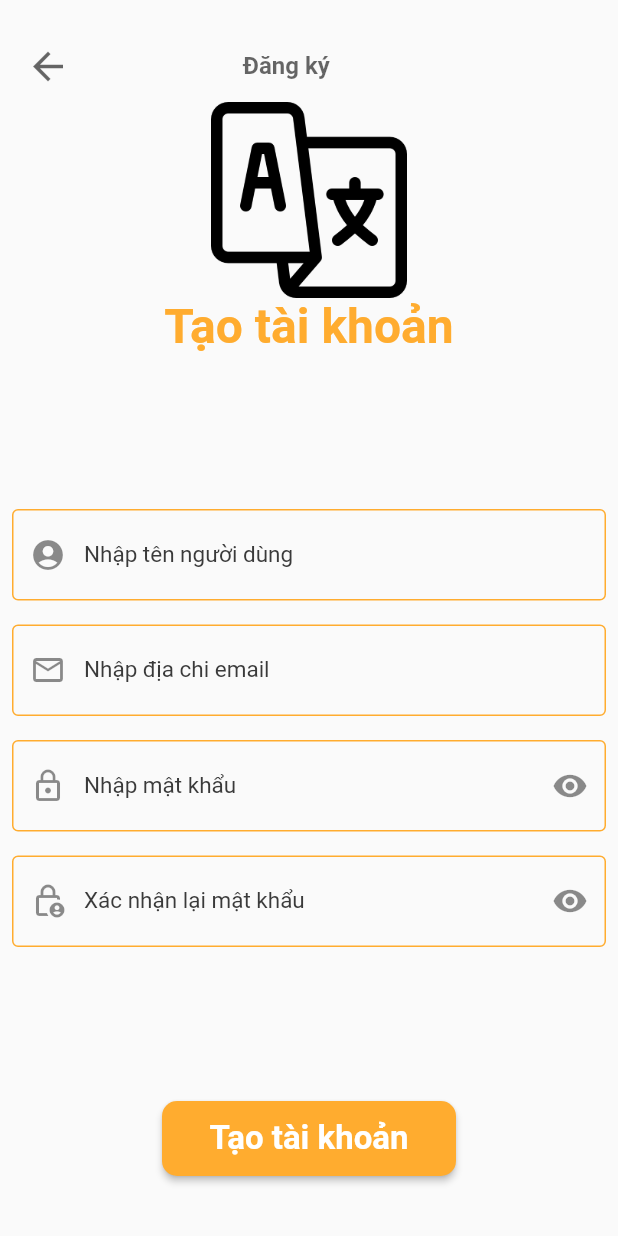
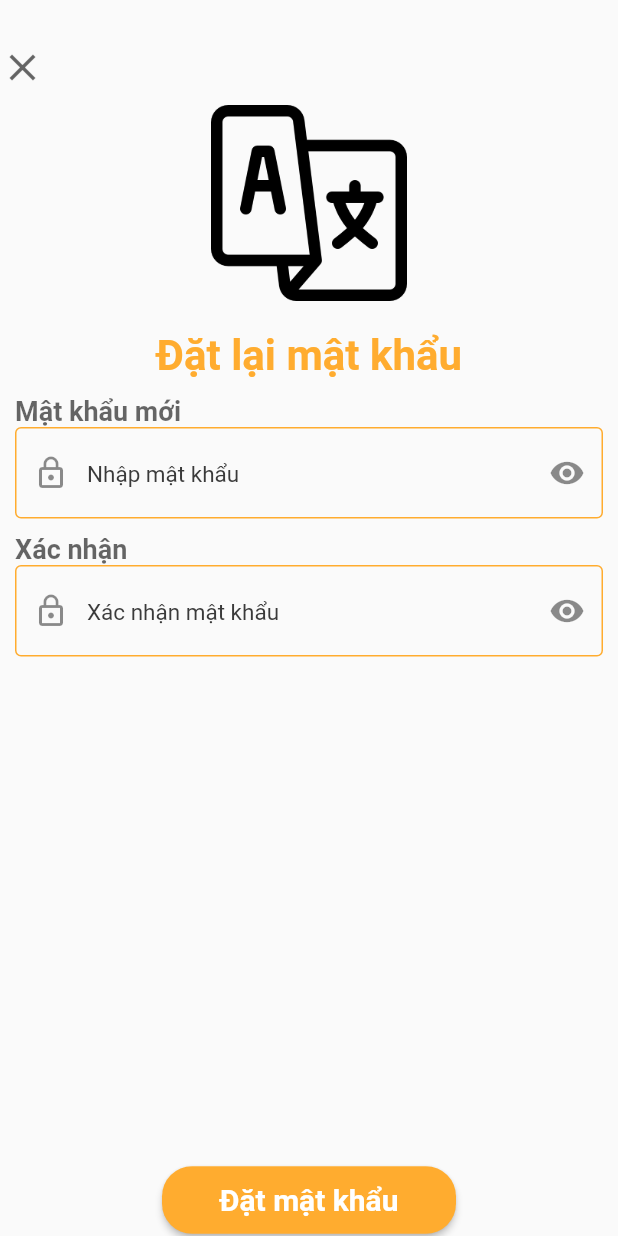
Before and after one commit to NhutHoa13/DEV_KHA, a Flutter app: the screen it shows after launch, on a phone screen of 412 x 824 dp. Run offline on Flutter 3.47's test engine with Material 2 defaults, Android fonts, the phone set to English and light mode, and no system bars.

Commit message:
Thêm màn hình Lấy mật khẩu

```diff
--- /dev/null
+++ b/DA_Moble/lib/Screen/Laymatkhau.dart
@@ -0,0 +1,181 @@
+import 'package:flutter/material.dart';
+import 'package:flutter/src/widgets/container.dart';
+import 'package:flutter/src/widgets/framework.dart';
+
+class LaymatkhauScreen extends StatefulWidget {
+  const LaymatkhauScreen({super.key});
+
+  @override
+  State<LaymatkhauScreen> createState() => _LaymatkhauScreenState();
+}
+
+class _LaymatkhauScreenState extends State<LaymatkhauScreen> {
+  var orange = Color.fromARGB(255, 255, 172, 47);
+  var myLabelStyle = TextStyle(
+    color: Colors.black.withOpacity(0.3),
+    fontSize: 16,
+    fontWeight: FontWeight.bold,
+  );
+
+  var myTextStyle =
+      TextStyle(fontSize: 18, color: Color.fromARGB(255, 0, 0, 0));
+
+  @override
+  Widget build(BuildContext context) {
+    var mlr = 20.0;
+    var r = MediaQuery.of(context).size.width - mlr;
+    var l = MediaQuery.of(context).size.width - mlr;
+    return Scaffold(
+        resizeToAvoidBottomInset: false,
+
+
+        body: Container(
+          margin: EdgeInsets.fromLTRB(0, mlr+10, 0, 0),
+          child: Column(
+              mainAxisAlignment: MainAxisAlignment.spaceBetween,
+
+              children: [
+
+
+
+                              Column(
+
+                                children: [
+                                  Padding(
+                                    padding: const EdgeInsets.fromLTRB(0, 0, 0, 10),
+                                    child: Row(
+                                      mainAxisAlignment: MainAxisAlignment.start,
+                                      children: [
+                                        InkWell(
+                                          onTap: () {},
+                                          child: Icon(
+                                            Icons.clear,
+                                            color: Colors.black.withOpacity(0.6),
+                                            size: 30,
+                                          ),
+                                        ),
+                                      ],
+                                    ),
+                                  ),
+
+                    Padding(
+                      padding: const EdgeInsets.fromLTRB(0, 0, 0, 20),
+                      child: Image(
+                        image: AssetImage('assets/images/language.png'),
+                        width: r / 3,
+                      ),
+                    ),
+                    Text(
+                      'Đặt lại mật khẩu',
+                      style: TextStyle(
+                                  fontSize: 28,
+                                  fontWeight: FontWeight.bold,
+                                  color: orange),
+                    ),
+                    // Text('Nhập lại địa chỉ email để nhận lại đường dẫn đặt mật khẩu',
+                    // style: TextStyle(color: Colors.black.withOpacity(0.6),fontWeight:FontWeight.bold )),
+
+
+                    Padding(
+                    padding: const EdgeInsets.fromLTRB(10, 10, 10, 0),
+                    child: Column(
+                      crossAxisAlignment: CrossAxisAlignment.start,
+                      children: [
+                        Text(
+                          'Mật khẩu mới',
+                          style: TextStyle(
+                              fontSize: 18,
+                              fontWeight: FontWeight.bold,
+                              color: Colors.black.withOpacity(0.6)),
+                        ),
+                        TextField(
+                          style: TextStyle(
+                              fontSize: 18,
+                              color: Color.fromARGB(255, 0, 0, 0)),
+                          obscureText: true,
+                          decoration: InputDecoration(
+                            enabledBorder: OutlineInputBorder(
+                                borderSide: BorderSide(color: orange)),
+                            border: OutlineInputBorder(),
+                            hintText: "Nhập mật khẩu",
+                            prefixIcon: (Icon(Icons.lock_outline)),
+                            suffixIcon: Icon(Icons.remove_red_eye),
+                            hintStyle: TextStyle(
+                                color: Color.fromARGB(255, 58, 58, 58),
+                                fontSize: 15),
+
+                            //prefixIcon: Icon(Icons.lock),
+                            //border: InputBorder.none,
+                          ),
+                        ),
+                      ],
+                    ),
+                  ),
+                    Padding(
+                    padding: const EdgeInsets.fromLTRB(10, 10, 10, 0),
+                    child: Column(
+                      crossAxisAlignment: CrossAxisAlignment.start,
+                      children: [
+                        Text(
+                          'Xác nhận',
+                          style: TextStyle(
+                              fontSize: 18,
+                              fontWeight: FontWeight.bold,
+                              color: Colors.black.withOpacity(0.6)),
+                        ),
+                        TextField(
+                          style: TextStyle(
+                              fontSize: 18,
+                              color: Color.fromARGB(255, 0, 0, 0)),
+                          obscureText: true,
+                          decoration: InputDecoration(
+                            enabledBorder: OutlineInputBorder(
+                                borderSide: BorderSide(color: orange)),
+                            border: OutlineInputBorder(),
+                            hintText: "Xác nhận mật khẩu",
+                            prefixIcon: (Icon(Icons.lock_outline)),
+                            suffixIcon: Icon(Icons.remove_red_eye),
+                            hintStyle: TextStyle(
+                                color: Color.fromARGB(255, 58, 58, 58),
+                                fontSize: 15),
+
+                            //prefixIcon: Icon(Icons.lock),
+                            //border: InputBorder.none,
+                          ),
+                        ),
+                      ],
+                    ),
+                  ),
+                                ],
+                              ),
+
+
+
+                Padding(
+                  padding: EdgeInsets.fromLTRB(0, 0, 0, 0),
+                  child: ConstrainedBox(
+                    constraints: BoxConstraints(minWidth: r / 2, minHeight: 45),
+                    child: ElevatedButton(
+                      style: ButtonStyle(
+                          backgroundColor:
+                              MaterialStatePropertyAll<Color>(orange),
+                          shape: MaterialStateProperty.all(
+                              RoundedRectangleBorder(
+                                  borderRadius: BorderRadius.circular(20.0)))),
+                      onPressed: () {},
+                      // child: const Padding(
+                      //     padding: EdgeInsets.fromLTRB(10, 10, 10, 10),
+                      child: Text(
+                        "Đặt mật khẩu",
+                        style: TextStyle(
+                          fontSize: 20,
+                          fontWeight: FontWeight.bold,
+                        ),
+                      ),
+                    ),
+                  ),
+                ),
+              ]),
+        ));
+  }
+}
--- a/DA_Moble/lib/main.dart
+++ b/DA_Moble/lib/main.dart
@@ -1,7 +1,7 @@
 import 'package:flutter/material.dart';
 import 'package:flutter_application_1/Screen/Dangky.dart';
-import 'package:flutter_application_1/Screen/Dangnhap.dart';
-import 'package:flutter_application_1/Screen/Trangchu.dart';
+import 'package:flutter_application_1/Screen/Laymatkhau.dart';
+
 
 void main() {
   runApp(const MyApp());
@@ -15,7 +15,7 @@ class MyApp extends StatelessWidget {
   Widget build(BuildContext context) {
     return MaterialApp(
       debugShowCheckedModeBanner: false,
-      home: const DangkyScreen(),
+      home: const LaymatkhauScreen(),
     );
   }
 }
```
